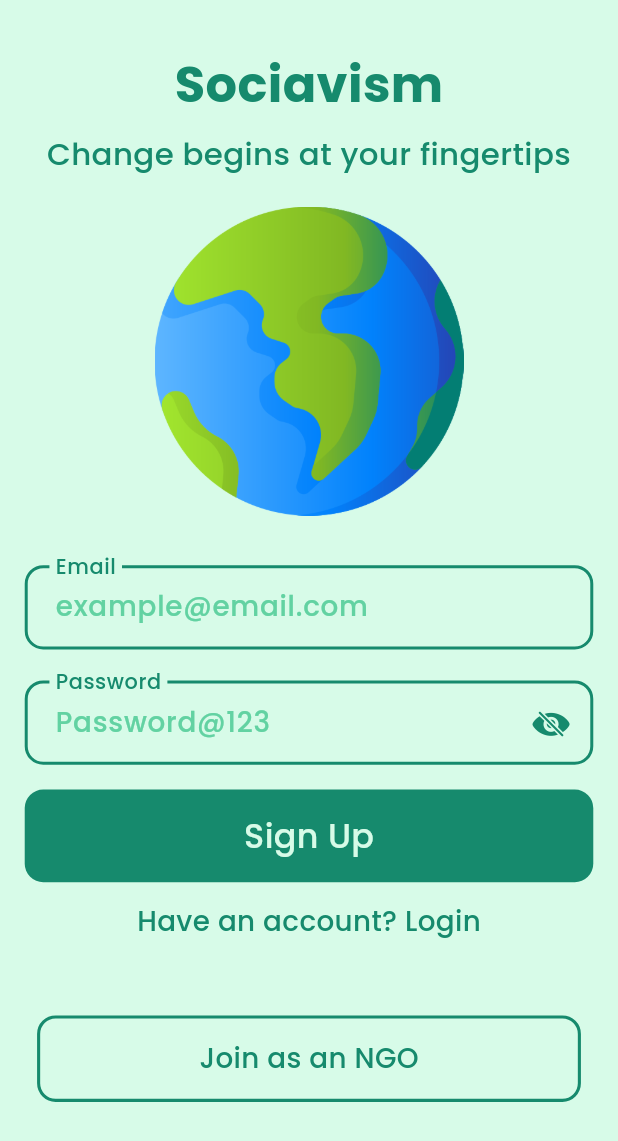
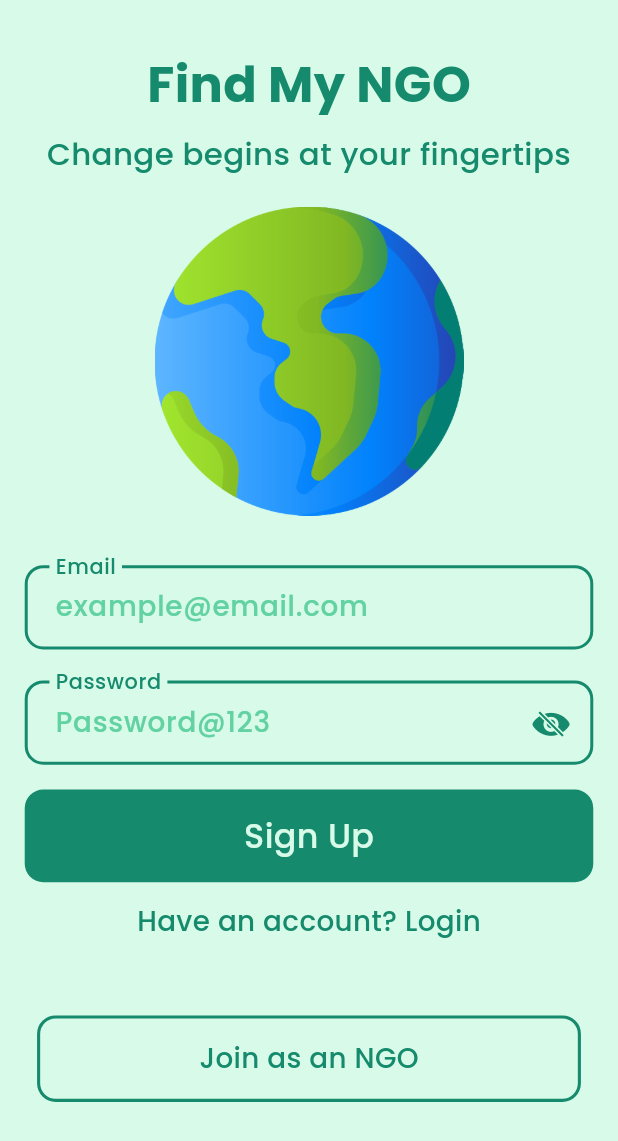
Before and after one commit to shaurmittal/Skyler-App, a Flutter app: the NGOLoginPage screen opened by its route, after a tap on "New here? Sign Up", on a phone screen of 412 x 824 dp. Shown: the top 1141 px of the screen. Run offline on Flutter 3.47's test engine with Material 3 defaults, Android fonts, the phone set to English and light mode, and no system bars; our stand-ins replace cached_network_image, carousel_slider, cloud_firestore, firebase_auth, firebase_core, firebase_storage and 6 more; accounts and stored records are empty.

Commit message:
changed name everywhere - find my ngo

```diff
--- a/lib/elements/auth/pages/ngo/ngo_login_page.dart
+++ b/lib/elements/auth/pages/ngo/ngo_login_page.dart
@@ -38,7 +38,7 @@ class NGOLoginPage extends GetView<AuthController> {
                       height: SizeConfig.getPercentSize(8),
                     ),
                     TextWidget(
-                      text: 'Sociavism',
+                      text: 'Find My NGO',
                       style: title(),
                     ),
                     SizedBox(
--- a/lib/elements/auth/pages/ngo/ngo_signup_page.dart
+++ b/lib/elements/auth/pages/ngo/ngo_signup_page.dart
@@ -38,7 +38,7 @@ class NGOSignUpPage extends GetView<AuthController> {
                       height: SizeConfig.getPercentSize(8),
                     ),
                     TextWidget(
-                      text: 'Sociavism',
+                      text: 'Find My NGO',
                       style: title(),
                     ),
                     SizedBox(
--- a/lib/elements/auth/pages/user/login_page.dart
+++ b/lib/elements/auth/pages/user/login_page.dart
@@ -38,7 +38,7 @@ class LoginPage extends GetView<AuthController> {
                       height: SizeConfig.getPercentSize(8),
                     ),
                     TextWidget(
-                      text: 'Sociavism',
+                      text: 'Find My NGO',
                       style: title(),
                     ),
                     SizedBox(
--- a/lib/elements/auth/pages/user/signup_page.dart
+++ b/lib/elements/auth/pages/user/signup_page.dart
@@ -38,7 +38,7 @@ class SignUpPage extends GetView<AuthController> {
                       height: SizeConfig.getPercentSize(8),
                     ),
                     TextWidget(
-                      text: 'Sociavism',
+                      text: 'Find My NGO',
                       style: title(),
                     ),
                     SizedBox(
--- a/lib/elements/home/pages/home_page.dart
+++ b/lib/elements/home/pages/home_page.dart
@@ -53,7 +53,7 @@ class HomePage extends GetView<HomeController> {
           title: Row(
             children: [
               TextWidget(
-                text: 'Sociavism',
+                text: 'Find My NGO',
                 style: title(),
                 textAlign: TextAlign.center,
               ),
--- a/lib/elements/user/controller/user_controller.dart
+++ b/lib/elements/user/controller/user_controller.dart
@@ -67,7 +67,7 @@ class UserController extends GetxController {
           setUserType(UserType.USER.name);
           Get.offAllNamed(Routes.HOME);
           showAppSnackBar(
-            message: 'Welcome To Sociavism!',
+            message: 'Welcome To Find My NGO!',
             toastType: ToastType.theme,
           );
         });
@@ -104,7 +104,7 @@ class UserController extends GetxController {
           setUserType(UserType.NGO.name);
           Get.offAllNamed(Routes.HOME);
           showAppSnackBar(
-            message: 'Welcome To Sociavism!',
+            message: 'Welcome To Find My NGO!',
             toastType: ToastType.theme,
           );
         });
--- a/lib/main.dart
+++ b/lib/main.dart
@@ -4,6 +4,7 @@ import 'package:flutter/services.dart';
 import 'package:get/get.dart';
 import 'package:google_fonts/google_fonts.dart';
 import 'package:hive_flutter/hive_flutter.dart';
+
 import 'constants/color_constants.dart';
 import 'constants/hive_constants.dart';
 import 'firebase_options.dart';
@@ -33,7 +34,7 @@ class MyApp extends StatelessWidget {
   Widget build(BuildContext context) {
     return GetMaterialApp(
       debugShowCheckedModeBanner: false,
-      title: "Sociavism",
+      title: "Find My NGO",
       initialRoute: getLoggedIn() ? Routes.HOME : Routes.SIGNUP,
       getPages: AppPages.routes,
       onInit: () => SizeConfig().init(context),
--- a/lib/utils/common_widgets/photo_widget.dart
+++ b/lib/utils/common_widgets/photo_widget.dart
@@ -1,9 +1,10 @@
+import 'package:cached_network_image/cached_network_image.dart';
 import 'package:flutter/cupertino.dart';
 import 'package:flutter/material.dart';
 import 'package:get/get.dart';
 import 'package:main_sociavism/constants/color_constants.dart';
-import 'package:cached_network_image/cached_network_image.dart';
 import 'package:main_sociavism/utils/text/text_style.dart';
+
 import '../../services/firebase_service.dart';
 import '../size/size_config.dart';
 
@@ -221,7 +222,7 @@ class MultiplePhotoWidget extends StatelessWidget {
                                 height: SizeConfig.getPercentSize(4),
                               ),
                               Text(
-                                'Upload only 5 photos',
+                                'Upload only 5 photos.',
                                 style: smallButton(),
                                 textAlign: TextAlign.center,
                               ),
```
Also changed, not shown: lib/services/firebase_service.dart (+5 -3 lines), lib/utils/validators/text_field_validation.dart (+5 -5 lines).
